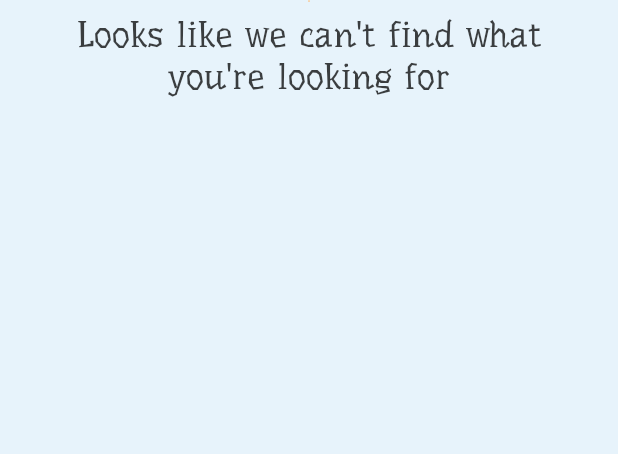
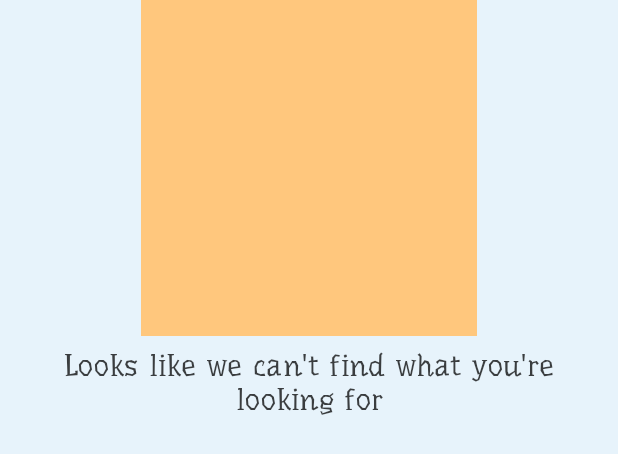
Before and after one commit to StelianMorariu/Pawz, an Android app: the layout layout_faulty_state_baseline.xml on its own in the app's theme, with its tools: preview values and no code run, on a phone screen of 412 x 824 dp. Shown: the top 454 px of the screen. Run offline under Robolectric (Android 15) with nearby library versions, the light colour scheme and no system bars.

Commit message:
update error layout images

```diff
--- a/app/src/main/res/layout/layout_faulty_state_baseline.xml
+++ b/app/src/main/res/layout/layout_faulty_state_baseline.xml
@@ -12,12 +12,13 @@
     <ImageView
         android:id="@+id/imageView"
         android:layout_width="@dimen/state_layout_image_width"
-        android:layout_height="wrap_content"
+        android:layout_height="@dimen/state_layout_image_width"
         android:layout_gravity="center_horizontal"
         android:layout_marginStart="@dimen/default_margin"
         android:layout_marginEnd="@dimen/default_margin"
         android:contentDescription="@string/cd_faulty_state_image"
-        tools:srcCompat="@drawable/ic_dog_digging" />
+        android:scaleType="fitEnd"
+        tools:srcCompat="@drawable/ic_dog_sad" />
 
     <androidx.appcompat.widget.AppCompatTextView
         android:id="@+id/errorMessageTv"
@@ -27,7 +28,7 @@
         android:layout_marginEnd="@dimen/default_margin"
         android:gravity="center"
         android:padding="@dimen/default_padding"
-        android:textAppearance="@style/TextAppearance.Pawz.Headline5"
+        android:textAppearance="@style/TextAppearance.Pawz.Headline6"
         android:textColor="?colorOnSurface"
         tools:text="@string/err_empty_state_msg" />
 
--- a/app/src/main/res/values/dimens.xml
+++ b/app/src/main/res/values/dimens.xml
@@ -8,5 +8,5 @@
     <dimen name="bar_extended_height">200dp</dimen>
     <dimen name="small_paws_icon_size">42dp</dimen>
     <dimen name="loading_iv_size">224dp</dimen>
-    <dimen name="state_layout_image_width">256dp</dimen>
+    <dimen name="state_layout_image_width">224dp</dimen>
 </resources>
```
Also changed, not shown: app/src/main/res/drawable-anydpi/ic_dog_digging.png, app/src/main/res/drawable-anydpi/ic_dog_sad.png, app/src/main/res/drawable-anydpi/ic_dog_with_stick.png.
